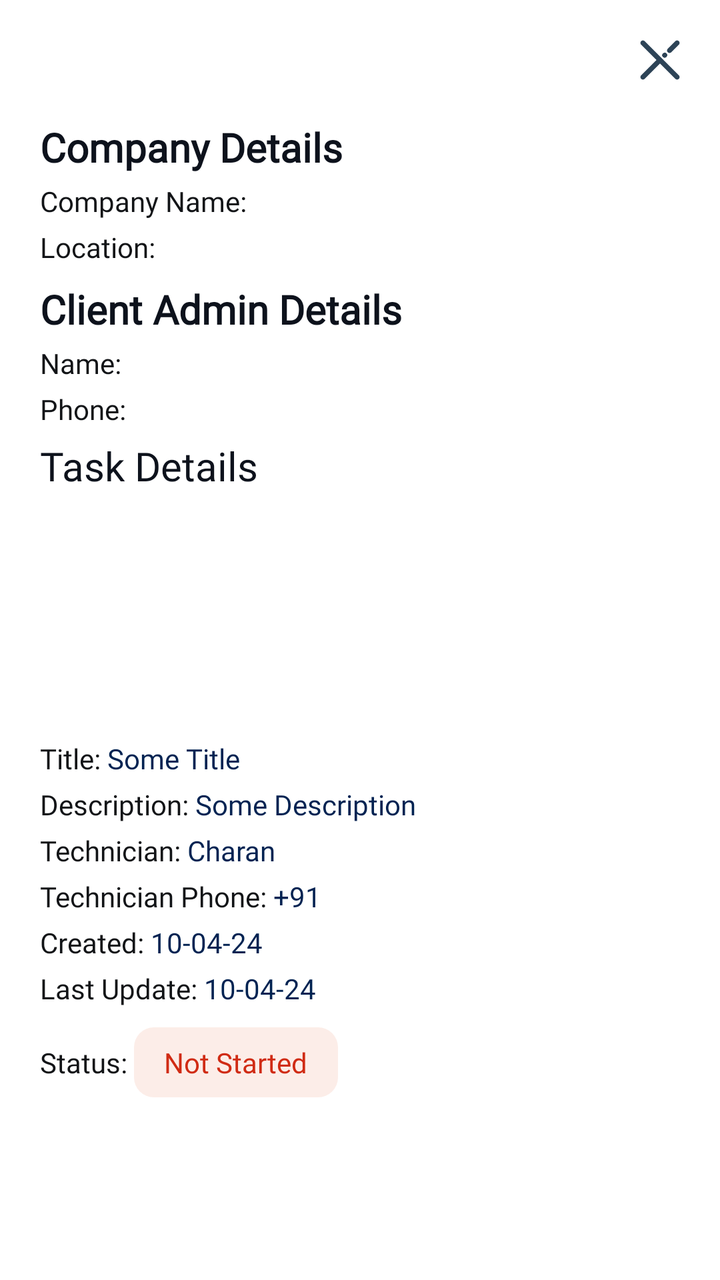
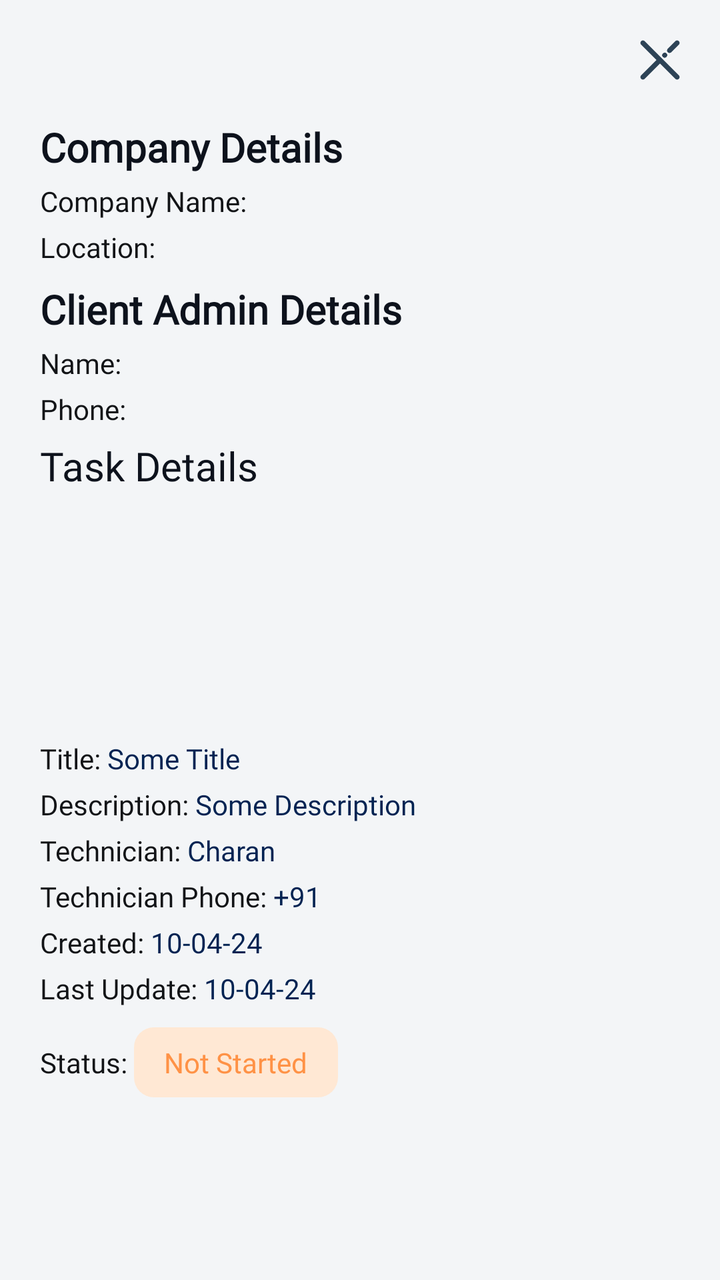

An Android layout rendered at two revisions. The XML below is the earlier revision; the diff shows what the commit changed to produce the second picture.
<!-- AndroidManifest.xml: application theme Theme.Evergreen -->
<!-- res/layout/fragment_more__eq__info_.xml -->
<?xml version="1.0" encoding="utf-8"?>
<ScrollView xmlns:android="http://schemas.android.com/apk/res/android"
    android:layout_width="match_parent"
    android:background="@color/white"
    android:layout_height="match_parent">

    <LinearLayout

        android:layout_width="match_parent"
        android:layout_height="wrap_content"
        android:orientation="vertical"
        android:padding="10dp">
        <ImageView
            android:id="@+id/close"
            android:padding="@dimen/_10sdp"
            android:layout_gravity="end"
            android:src="@drawable/close"
            android:layout_width="@dimen/_40sdp"
            android:layout_height="@dimen/_40sdp"/>
        
        <LinearLayout
            android:layout_margin="@dimen/_10sdp"
            android:orientation="vertical"
            android:layout_width="match_parent"
            android:layout_height="match_parent">
        <TextView
            android:fontFamily="@font/roboto_medium"
            android:id="@+id/text_company_details"
            android:layout_width="wrap_content"
            android:layout_height="wrap_content"
            android:text="Company Details"
            android:textSize="20sp"
            android:textStyle="bold"
            android:textColor="@color/black1" />

        
        <LinearLayout
            android:layout_marginTop="@dimen/_4sdp"
            android:layout_width="match_parent"
            android:layout_height="wrap_content"
            android:orientation="horizontal">

            <TextView
                android:fontFamily="@font/roboto_regular"
                android:textColor="@color/black2"
                android:layout_width="wrap_content"
                android:layout_height="wrap_content"
                android:text="Company Name: " />

            <TextView
                android:id="@+id/tv_company_name"
                android:fontFamily="@font/roboto_regular"
                android:textColor="@color/black_blue"
                android:layout_width="wrap_content"
                android:layout_height="wrap_content" />
        </LinearLayout>

        
        <LinearLayout
            android:layout_marginTop="@dimen/_4sdp"
            android:layout_width="match_parent"
            android:layout_height="wrap_content"
            android:orientation="horizontal">

            <TextView
                android:fontFamily="@font/roboto_regular"
                android:textColor="@color/black2"
                android:layout_width="wrap_content"
                android:layout_height="wrap_content"
                android:text="Location: " />

            <TextView
                android:id="@+id/tv_company_location"
                android:fontFamily="@font/roboto_regular"
                android:textColor="@color/black_blue"
                android:layout_width="wrap_content"
                android:layout_height="wrap_content" />
        </LinearLayout>

        
        <TextView
            android:layout_marginTop="@dimen/_8sdp"
            android:fontFamily="@font/roboto_medium"
            android:id="@+id/text_poc_details"
            android:layout_width="wrap_content"
            android:layout_height="wrap_content"
            android:text="Client Admin Details"
            android:textSize="20sp"
            android:textStyle="bold"
            android:textColor="@color/black1" />

        
        <LinearLayout
            android:layout_marginTop="@dimen/_4sdp"
            android:layout_width="match_parent"
            android:layout_height="wrap_content"
            android:orientation="horizontal">

            <TextView
                android:fontFamily="@font/roboto_regular"
                android:textColor="@color/black2"
                android:layout_width="wrap_content"
                android:layout_height="wrap_content"
                android:text="Name: " />

            <TextView
                android:id="@+id/tv_poc_name"
                android:fontFamily="@font/roboto_regular"
                android:textColor="@color/black_blue"
                android:layout_width="wrap_content"
                android:layout_height="wrap_content" />
        </LinearLayout>

        
        <LinearLayout
            android:layout_marginTop="@dimen/_4sdp"
            android:layout_width="match_parent"
            android:layout_height="wrap_content"
            android:orientation="horizontal">

            <TextView
                android:fontFamily="@font/roboto_regular"
                android:textColor="@color/black2"
                android:layout_width="wrap_content"
                android:layout_height="wrap_content"
                android:text="Phone: " />

            <TextView
                android:id="@+id/tv_poc_phone"
                android:fontFamily="@font/roboto_regular"
                android:textColor="@color/black_blue"
                android:layout_width="wrap_content"
                android:layout_height="wrap_content" />
        </LinearLayout>

        
        <TextView
            android:layout_marginTop="@dimen/_8sdp"
            android:includeFontPadding="false"
            android:fontFamily="@font/roboto_medium"
            android:id="@+id/text_task_details"
            android:layout_width="wrap_content"
            android:layout_height="wrap_content"
            android:text="Task Details"
            android:textSize="20sp"
            android:textColor="@color/black1" />
<ImageView
    android:contentDescription="@string/desc"
    android:layout_marginVertical="@dimen/_10sdp"
    android:id="@+id/image_issue"
    android:scaleType="centerCrop"
    android:layout_width="@dimen/_100sdp"
    android:layout_height="@dimen/_100sdp"/>
        
        <LinearLayout
            android:layout_marginTop="@dimen/_4sdp"
            android:layout_width="match_parent"
            android:layout_height="wrap_content"
            android:orientation="horizontal">

            <TextView
                android:fontFamily="@font/roboto_regular"
                android:textColor="@color/black2"
                android:layout_width="wrap_content"
                android:layout_height="wrap_content"
                android:text="Title: " />

            <TextView
                android:id="@+id/tv_task_name"
                android:fontFamily="@font/roboto_regular"
                android:textColor="@color/black_blue"
                android:layout_width="wrap_content"
                android:layout_height="wrap_content"
                android:text="Some Title" />
        </LinearLayout>

        
        <LinearLayout
            android:layout_marginTop="@dimen/_4sdp"
            android:layout_width="match_parent"
            android:layout_height="wrap_content"
            android:orientation="horizontal">

            <TextView
                android:fontFamily="@font/roboto_regular"
                android:textColor="@color/black2"
                android:layout_width="wrap_content"
                android:layout_height="wrap_content"
                android:text="Description: " />

            <TextView
                android:id="@+id/tv_task_description"
                android:fontFamily="@font/roboto_regular"
                android:textColor="@color/black_blue"
                android:layout_width="wrap_content"
                android:layout_height="wrap_content"
                android:text="Some Description" />
        </LinearLayout>

        
        <LinearLayout
            android:layout_marginTop="@dimen/_4sdp"
            android:layout_width="match_parent"
            android:layout_height="wrap_content"
            android:orientation="horizontal">

            <TextView
                android:fontFamily="@font/roboto_regular"
                android:textColor="@color/black2"
                android:layout_width="wrap_content"
                android:layout_height="wrap_content"
                android:text="Technician: " />

            <TextView
                android:id="@+id/tv_task_technician"
                android:fontFamily="@font/roboto_regular"
                android:textColor="@color/black_blue"
                android:layout_width="wrap_content"
                android:layout_height="wrap_content"
                android:text="Charan" />
        </LinearLayout>
        <LinearLayout
            android:layout_marginTop="@dimen/_4sdp"
            android:layout_width="match_parent"
            android:layout_height="wrap_content"
            android:orientation="horizontal">

            <TextView
                android:fontFamily="@font/roboto_regular"
                android:textColor="@color/black2"
                android:layout_width="wrap_content"
                android:layout_height="wrap_content"
                android:text="Technician Phone: " />

            <TextView
                android:id="@+id/tv_task_technician_phone"
                android:fontFamily="@font/roboto_regular"
                android:textColor="@color/black_blue"
                android:layout_width="wrap_content"
                android:layout_height="wrap_content"
                android:text="+91" />
        </LinearLayout>

        
        <LinearLayout
            android:layout_marginTop="@dimen/_4sdp"
            android:layout_width="match_parent"
            android:layout_height="wrap_content"
            android:orientation="horizontal">

            <TextView
                android:fontFamily="@font/roboto_regular"
                android:textColor="@color/black2"
                android:layout_width="wrap_content"
                android:layout_height="wrap_content"
                android:text="Created: " />

            <TextView
                android:id="@+id/tv_task_created"
                android:fontFamily="@font/roboto_regular"
                android:textColor="@color/black_blue"
                android:layout_width="wrap_content"
                android:layout_height="wrap_content"
                android:text="10-04-24" />
        </LinearLayout>

        
        <LinearLayout
            android:layout_marginTop="@dimen/_4sdp"
            android:layout_width="match_parent"
            android:layout_height="wrap_content"
            android:orientation="horizontal">

            <TextView
                android:fontFamily="@font/roboto_regular"
                android:textColor="@color/black2"
                android:layout_width="wrap_content"
                android:layout_height="wrap_content"
                android:text="Last Update: " />

            <TextView
                android:id="@+id/tv_task_last_update"
                android:fontFamily="@font/roboto_regular"
                android:textColor="@color/black_blue"
                android:layout_width="wrap_content"
                android:layout_height="wrap_content"
                android:text="10-04-24" />
        </LinearLayout>

        
        <LinearLayout
            android:layout_marginTop="@dimen/_10sdp"
            android:layout_width="match_parent"
            android:layout_height="wrap_content"
            android:orientation="horizontal">

            <TextView
                android:fontFamily="@font/roboto_regular"
                android:textColor="@color/black2"
                android:layout_width="wrap_content"
                android:layout_height="wrap_content"
                android:text="Status: " />

            <TextView
                android:id="@+id/tv_status"
                android:paddingHorizontal="@dimen/_15sdp"
                android:paddingVertical="@dimen/_8sdp"
                android:textSize="@dimen/_14ssp"
                android:backgroundTint="#FCEDE8"
                android:background="@drawable/rounded_corners"
                android:fontFamily="@font/roboto_regular"
                android:textColor="#D02B14"
                android:text="Not Started"
                android:layout_width="wrap_content"
                android:layout_height="wrap_content"/>
        </LinearLayout>

    </LinearLayout>
    </LinearLayout>

</ScrollView>
<!-- resources referenced by this layout -->
<resources>
  <color name="black1">#0D121C</color>
  <color name="black2">#121417</color>
  <color name="black_blue">#022352</color>
  <color name="white">#FFFFFFFF</color>
  <dimen name="_100sdp">100.00dp</dimen>
  <dimen name="_10sdp">10.00dp</dimen>
  <dimen name="_14ssp">14.00sp</dimen>
  <dimen name="_15sdp">15.00dp</dimen>
  <dimen name="_40sdp">40.00dp</dimen>
  <dimen name="_4sdp">4.00dp</dimen>
  <dimen name="_8sdp">8.00dp</dimen>
  <!-- drawable close: png bitmap (drawable, 2680 bytes) -->
  <!-- drawable rounded_corners (drawable) -->
  <shape xmlns:android="http://schemas.android.com/apk/res/android">
      <corners android:radius="@dimen/_10sdp" />
      <solid android:color="#F2F4F7"/>
  </shape>
  <string name="desc">descripton</string>
  <style name="Theme.Evergreen" parent="Base.Theme.Evergreen" />
  <style name="Base.Theme.Evergreen" parent="Theme.Material3.Light.NoActionBar">
  
  
  
  
  
  
  
          <item name="android:statusBarColor">@color/black_blue</item>
  
  
      </style>
</resources>

<!-- the commit's change to res/layout/fragment_more__eq__info_.xml (unified diff, before → after) -->
@@ -1,7 +1,7 @@
 <?xml version="1.0" encoding="utf-8"?>
 <ScrollView xmlns:android="http://schemas.android.com/apk/res/android"
     android:layout_width="match_parent"
-    android:background="@color/white"
+    android:background="@color/home_page_bg"
     android:layout_height="match_parent">
 
     <LinearLayout
@@ -306,10 +306,10 @@
                 android:paddingHorizontal="@dimen/_15sdp"
                 android:paddingVertical="@dimen/_8sdp"
                 android:textSize="@dimen/_14ssp"
-                android:backgroundTint="#FCEDE8"
+                android:backgroundTint="@color/chip_orange"
                 android:background="@drawable/rounded_corners"
                 android:fontFamily="@font/roboto_regular"
-                android:textColor="#D02B14"
+                android:textColor="@color/accent_orange"
                 android:text="Not Started"
                 android:layout_width="wrap_content"
                 android:layout_height="wrap_content"/>
<!-- resource entries referenced after the edit -->
@@ -1,9 +1,11 @@
 <!-- resources referenced by this layout -->
 <resources>
+  <color name="accent_orange">#FF9246</color>
   <color name="black1">#0D121C</color>
   <color name="black2">#121417</color>
   <color name="black_blue">#022352</color>
-  <color name="white">#FFFFFFFF</color>
+  <color name="chip_orange">#FFE8D4</color>
+  <color name="home_page_bg">#F3F5F7</color>
   <dimen name="_100sdp">100.00dp</dimen>
   <dimen name="_10sdp">10.00dp</dimen>
   <dimen name="_14ssp">14.00sp</dimen>
@@ -15,7 +17,7 @@
   <!-- drawable rounded_corners (drawable) -->
   <shape xmlns:android="http://schemas.android.com/apk/res/android">
       <corners android:radius="@dimen/_10sdp" />
-      <solid android:color="#F2F4F7"/>
+      <solid android:color="@color/home_page_bg"/>
   </shape>
   <string name="desc">descripton</string>
   <style name="Theme.Evergreen" parent="Base.Theme.Evergreen" />
